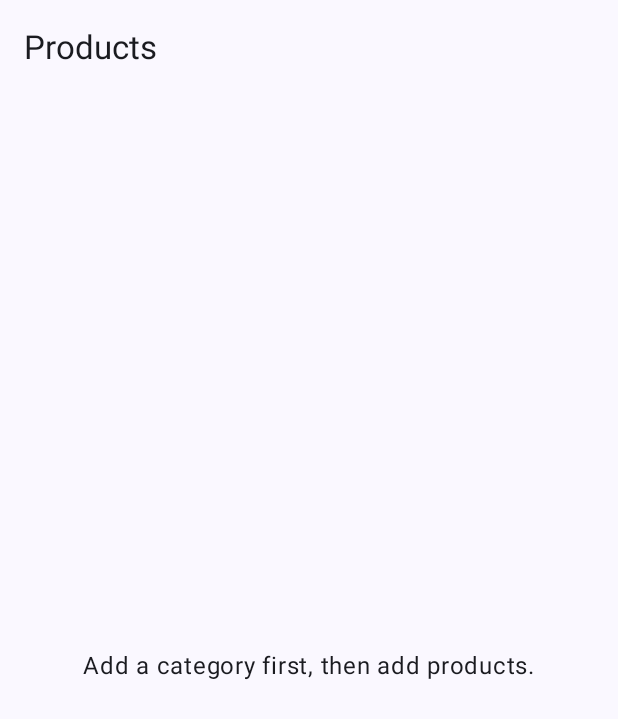
After one commit to albertsalendah/cafe-cashier, an Android app built with Jetpack Compose: the composable ProductListScreen shown on its own in the app's theme, on a phone screen of 412 x 824 dp. The commit adds this screen. Shown: the top 719 px of the screen. Run offline under Robolectric (Android 15) with nearby library versions, the phone set to English and light mode, and no system bars; our stand-ins replace Room's generated code.

Commit message:
Add product list and basic product form

```diff
--- a/app/src/main/java/com/albertsalendah/cafecashier/ui/AppViewModelFactory.kt
+++ b/app/src/main/java/com/albertsalendah/cafecashier/ui/AppViewModelFactory.kt
@@ -7,15 +7,21 @@ import androidx.lifecycle.ViewModel
 import androidx.lifecycle.ViewModelProvider
 import com.albertsalendah.cafecashier.CafeCashierApp
 import com.albertsalendah.cafecashier.ui.menu.category.CategoryListViewModel
+import com.albertsalendah.cafecashier.ui.menu.product.ProductListViewModel
 
 // Manual dependency wiring (no Hilt): every ViewModel is built from the app's single database.
-// Add one branch per new ViewModel.
+// Add one branch per new ViewModel that needs no screen arguments. A ViewModel that needs an
+// argument (like ProductEditViewModel, which needs the product id) is built with its own
+// viewModelFactory { initializer { ... } } inside its screen instead.
 class AppViewModelFactory(private val app: CafeCashierApp) : ViewModelProvider.Factory {
 
     @Suppress("UNCHECKED_CAST")
     override fun <T : ViewModel> create(modelClass: Class<T>): T = when {
         modelClass.isAssignableFrom(CategoryListViewModel::class.java) ->
             CategoryListViewModel(app.database.categoryDao(), app.database.productDao()) as T
+
+        modelClass.isAssignableFrom(ProductListViewModel::class.java) ->
+            ProductListViewModel(app.database.categoryDao(), app.database.productDao()) as T
 
         else -> throw IllegalArgumentException("Unknown ViewModel: ${modelClass.name}")
     }
--- /dev/null
+++ b/app/src/main/java/com/albertsalendah/cafecashier/ui/menu/product/ProductListScreen.kt
@@ -0,0 +1,117 @@
+package com.albertsalendah.cafecashier.ui.menu.product
+
+import androidx.compose.foundation.clickable
+import androidx.compose.foundation.layout.Box
+import androidx.compose.foundation.layout.Column
+import androidx.compose.foundation.layout.PaddingValues
+import androidx.compose.foundation.layout.fillMaxSize
+import androidx.compose.foundation.layout.padding
+import androidx.compose.foundation.lazy.LazyColumn
+import androidx.compose.foundation.lazy.LazyRow
+import androidx.compose.foundation.lazy.items
+import androidx.compose.material3.CircularProgressIndicator
+import androidx.compose.material3.ExperimentalMaterial3Api
+import androidx.compose.material3.ExtendedFloatingActionButton
+import androidx.compose.material3.FilterChip
+import androidx.compose.material3.HorizontalDivider
+import androidx.compose.material3.ListItem
+import androidx.compose.material3.Scaffold
+import androidx.compose.material3.Text
+import androidx.compose.material3.TopAppBar
+import androidx.compose.runtime.Composable
+import androidx.compose.runtime.getValue
+import androidx.compose.ui.Alignment
+import androidx.compose.ui.Modifier
+import androidx.compose.ui.res.stringResource
+import androidx.compose.ui.unit.dp
+import androidx.lifecycle.compose.collectAsStateWithLifecycle
+import androidx.lifecycle.viewmodel.compose.viewModel
+import com.albertsalendah.cafecashier.R
+import com.albertsalendah.cafecashier.ui.appViewModelFactory
+import com.albertsalendah.cafecashier.ui.formatRupiah
+
+@OptIn(ExperimentalMaterial3Api::class)
+@Composable
+fun ProductListScreen(
+    onAddProduct: (categoryId: Long?) -> Unit,
+    onEditProduct: (productId: Long) -> Unit
+) {
+    val viewModel = viewModel<ProductListViewModel>(factory = appViewModelFactory())
+    val categories by viewModel.categories.collectAsStateWithLifecycle()
+    val selectedId by viewModel.selectedCategoryId.collectAsStateWithLifecycle()
+    val products by viewModel.products.collectAsStateWithLifecycle()
+    val categoryList = categories
+    val productList = products
+
+    Scaffold(
+        modifier = Modifier.fillMaxSize(),
+        topBar = { TopAppBar(title = { Text(stringResource(R.string.products)) }) },
+        floatingActionButton = {
+            // Products need a category, so there is nothing to add until one exists.
+            if (!categoryList.isNullOrEmpty()) {
+                ExtendedFloatingActionButton(onClick = { onAddProduct(selectedId) }) {
+                    Text(stringResource(R.string.add_product))
+                }
+            }
+        }
+    ) { innerPadding ->
+        when {
+            categoryList == null -> Box(
+                modifier = Modifier
+                    .fillMaxSize()
+                    .padding(innerPadding),
+                contentAlignment = Alignment.Center
+            ) { CircularProgressIndicator() }
+
+            categoryList.isEmpty() -> Box(
+                modifier = Modifier
+                    .fillMaxSize()
+                    .padding(innerPadding)
+                    .padding(16.dp),
+                contentAlignment = Alignment.Center
+            ) { Text(stringResource(R.string.add_category_first)) }
+
+            else -> Column(modifier = Modifier.padding(innerPadding)) {
+                LazyRow(
+                    contentPadding = PaddingValues(horizontal = 16.dp, vertical = 8.dp),
+                    horizontalArrangement = androidx.compose.foundation.layout.Arrangement.spacedBy(8.dp)
+                ) {
+                    items(categoryList, key = { it.id }) { category ->
+                        FilterChip(
+                            selected = category.id == selectedId,
+                            onClick = { viewModel.selectCategory(category.id) },
+                            label = { Text(category.name) }
+                        )
+                    }
+                }
+                HorizontalDivider()
+
+                when {
+                    productList == null -> Box(
+                        modifier = Modifier.fillMaxSize(),
+                        contentAlignment = Alignment.Center
+                    ) { CircularProgressIndicator() }
+
+                    productList.isEmpty() -> Box(
+                        modifier = Modifier.fillMaxSize(),
+                        contentAlignment = Alignment.Center
+                    ) { Text(stringResource(R.string.products_empty)) }
+
+                    else -> LazyColumn(
+                        // Space at the bottom so the last row isn't hidden behind the button.
+                        contentPadding = PaddingValues(bottom = 88.dp)
+                    ) {
+                        items(productList, key = { it.id }) { product ->
+                            ListItem(
+                                headlineContent = { Text(product.name) },
+                                supportingContent = { Text(formatRupiah(product.price)) },
+                                modifier = Modifier.clickable { onEditProduct(product.id) }
+                            )
+                            HorizontalDivider()
+                        }
+                    }
+                }
+            }
+        }
+    }
+}
--- /dev/null
+++ b/app/src/main/java/com/albertsalendah/cafecashier/ui/menu/product/ProductListViewModel.kt
@@ -0,0 +1,50 @@
+package com.albertsalendah.cafecashier.ui.menu.product
+
+import androidx.lifecycle.ViewModel
+import androidx.lifecycle.viewModelScope
+import com.albertsalendah.cafecashier.data.db.Category
+import com.albertsalendah.cafecashier.data.db.CategoryDao
+import com.albertsalendah.cafecashier.data.db.Product
+import com.albertsalendah.cafecashier.data.db.ProductDao
+import kotlinx.coroutines.ExperimentalCoroutinesApi
+import kotlinx.coroutines.flow.MutableStateFlow
+import kotlinx.coroutines.flow.SharingStarted
+import kotlinx.coroutines.flow.StateFlow
+import kotlinx.coroutines.flow.combine
+import kotlinx.coroutines.flow.flatMapLatest
+import kotlinx.coroutines.flow.flowOf
+import kotlinx.coroutines.flow.stateIn
+
+@OptIn(ExperimentalCoroutinesApi::class)
+class ProductListViewModel(
+    categoryDao: CategoryDao,
+    private val productDao: ProductDao
+) : ViewModel() {
+
+    // null = still loading.
+    val categories: StateFlow<List<Category>?> = categoryDao.observeActive()
+        .stateIn(viewModelScope, SharingStarted.WhileSubscribed(5_000), null)
+
+    private val picked = MutableStateFlow<Long?>(null)
+
+    // The chip that is selected. Falls back to the first category when nothing is picked yet,
+    // or when the picked category was hidden in the meantime.
+    val selectedCategoryId: StateFlow<Long?> = combine(categories, picked) { cats, id ->
+        when {
+            cats == null -> null
+            cats.any { it.id == id } -> id
+            else -> cats.firstOrNull()?.id
+        }
+    }.stateIn(viewModelScope, SharingStarted.WhileSubscribed(5_000), null)
+
+    // null = still loading. Switches to the new category's query whenever the chip changes.
+    val products: StateFlow<List<Product>?> = selectedCategoryId
+        .flatMapLatest { id ->
+            if (id == null) flowOf(emptyList()) else productDao.observeActiveByCategory(id)
+        }
+        .stateIn(viewModelScope, SharingStarted.WhileSubscribed(5_000), null)
+
+    fun selectCategory(id: Long) {
+        picked.value = id
+    }
+}
```
Also changed, not shown: app/src/main/java/com/albertsalendah/cafecashier/ui/Format.kt (added, +7 -0 lines), app/src/main/java/com/albertsalendah/cafecashier/ui/menu/MenuHomeScreen.kt (+7 -2 lines), app/src/main/java/com/albertsalendah/cafecashier/ui/menu/category/CategoryListScreen.kt (+22 -14 lines), app/src/main/java/com/albertsalendah/cafecashier/ui/menu/product/ProductEditScreen.kt (added, +208 -0 lines), app/src/main/java/com/albertsalendah/cafecashier/ui/menu/product/ProductEditViewModel.kt (added, +111 -0 lines), app/src/main/java/com/albertsalendah/cafecashier/ui/navigation/AppNav.kt (+19 -1 lines), app/src/main/java/com/albertsalendah/cafecashier/ui/navigation/Routes.kt (+7 -0 lines), app/src/main/res/values/strings.xml (+22 -6 lines), 1 other file.
